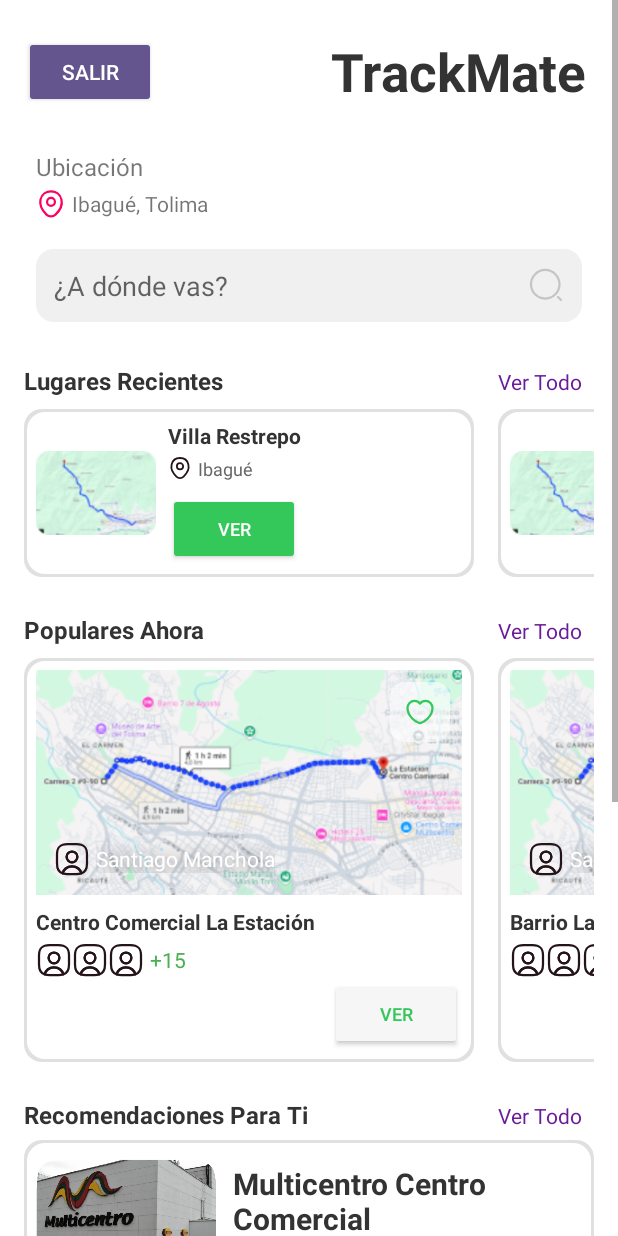
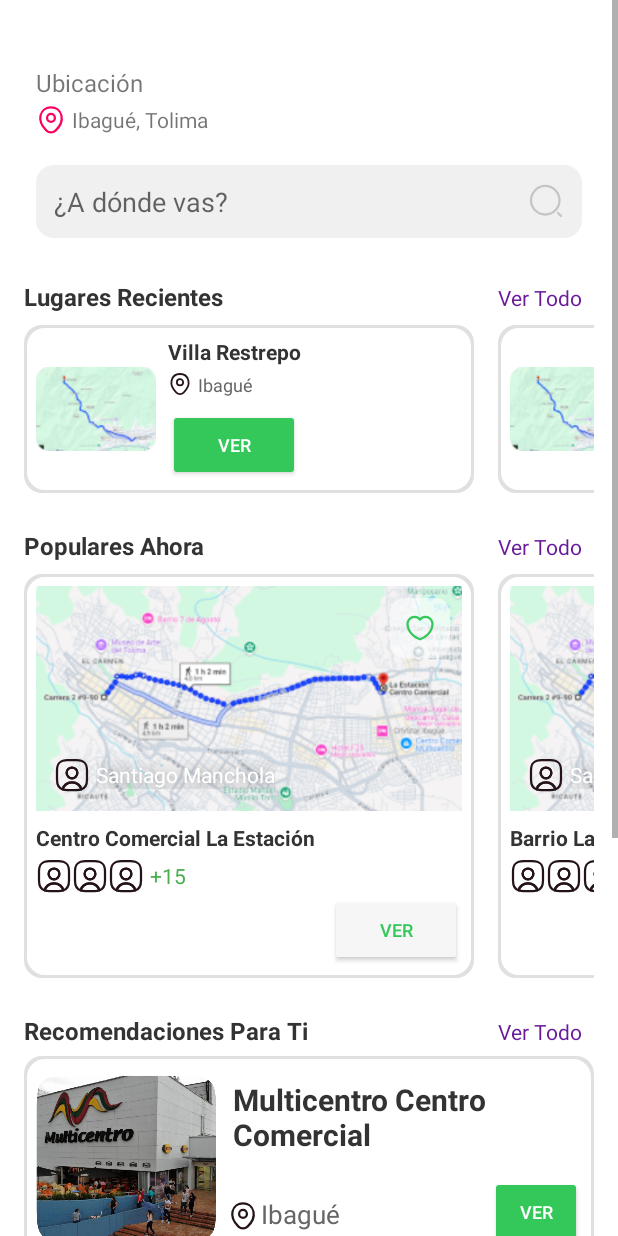
Before and after one commit to SantiagoManchola/TrackMateV2, an Android app: the HomepageFragment screen opened through its navigation route, on a phone screen of 412 x 824 dp. Run offline under Robolectric (Android 15) with nearby library versions, the phone set to English and light mode, and no system bars; our stand-ins replace navigation-ui.

Commit message:
Remove exit buttons

```diff
--- a/app/src/main/res/layout/fragment_homepage.xml
+++ b/app/src/main/res/layout/fragment_homepage.xml
@@ -10,32 +10,6 @@
         android:layout_height="wrap_content"
         android:background="#FFFFFF"
         android:padding="16dp">
-
-        <!-- Botón de Salir -->
-
-        <Button
-            android:id="@+id/btn_salir"
-            android:layout_width="wrap_content"
-            android:layout_height="wrap_content"
-            android:layout_alignParentStart="true"
-            android:layout_alignParentTop="true"
-            android:layout_marginTop="8dp"
-            android:backgroundTint="#65558F"
-            android:text="SALIR"
-            android:textColor="#FFFFFF" />
-
-        <TextView
-            android:id="@+id/Nombre"
-            android:layout_width="wrap_content"
-            android:layout_height="wrap_content"
-            android:layout_alignParentTop="true"
-            android:layout_alignParentEnd="true"
-            android:layout_marginTop="8dp"
-            android:layout_marginEnd="5dp"
-            android:text="TrackMate"
-            android:textColor="#333"
-            android:textSize="35sp"
-            android:textStyle="bold" />
 
         <!-- Contenedor de Ubicación y Búsqueda -->
         <LinearLayout
```
Also changed, not shown: app/src/main/res/layout/fragment_favorites.xml (+0 -15 lines), app/src/main/res/layout/fragment_routes.xml (+0 -12 lines).
